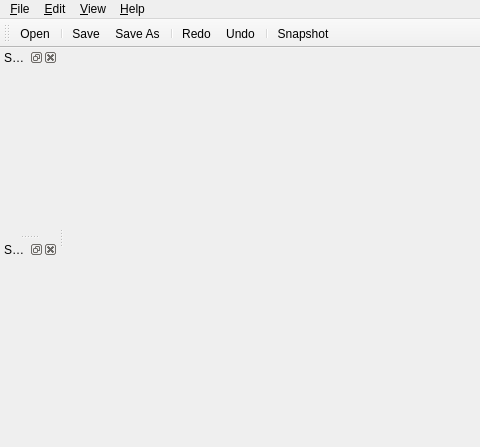
tsalemink/neon, file res/designer/mainwindow.ui: the form before one commit; both pictures show x 0 to 480 and y 0 to 447 of the 919 by 447 pixel window.
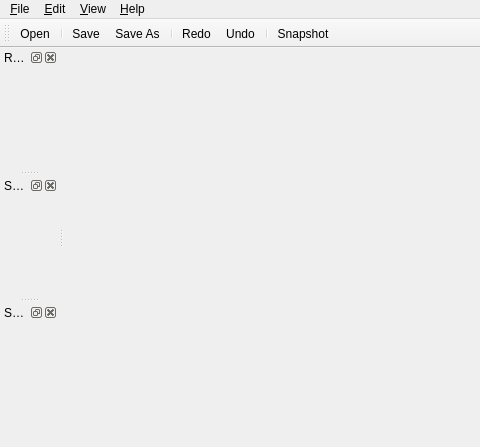
The form after the commit. Icons and pictures are not drawn. Custom widgets are drawn as their Qt base class.

The edit to the form file:
```diff
--- a/res/designer/mainwindow.ui
+++ b/res/designer/mainwindow.ui
@@ -98,6 +98,15 @@
    <addaction name="separator"/>
    <addaction name="action_Snapshot"/>
   </widget>
+  <widget class="QDockWidget" name="dockWidgetRegionEditor">
+   <property name="windowTitle">
+    <string>Region Editor</string>
+   </property>
+   <attribute name="dockWidgetArea">
+    <number>1</number>
+   </attribute>
+   <widget class="RegionEditorWidget" name="dockWidgetContentsRegionEditor"/>
+  </widget>
   <widget class="QDockWidget" name="dockWidgetSceneEditor">
    <property name="windowTitle">
     <string>Sce&amp;ne Editor</string>
@@ -235,6 +244,12 @@
   </action>
  </widget>
  <customwidgets>
+  <customwidget>
+   <class>RegionEditorWidget</class>
+   <extends>QWidget</extends>
+   <header>opencmiss/neon/ui/editors/regioneditorwidget.h</header>
+   <container>1</container>
+  </customwidget>
   <customwidget>
    <class>SceneEditorWidget</class>
    <extends>QWidget</extends>
```
